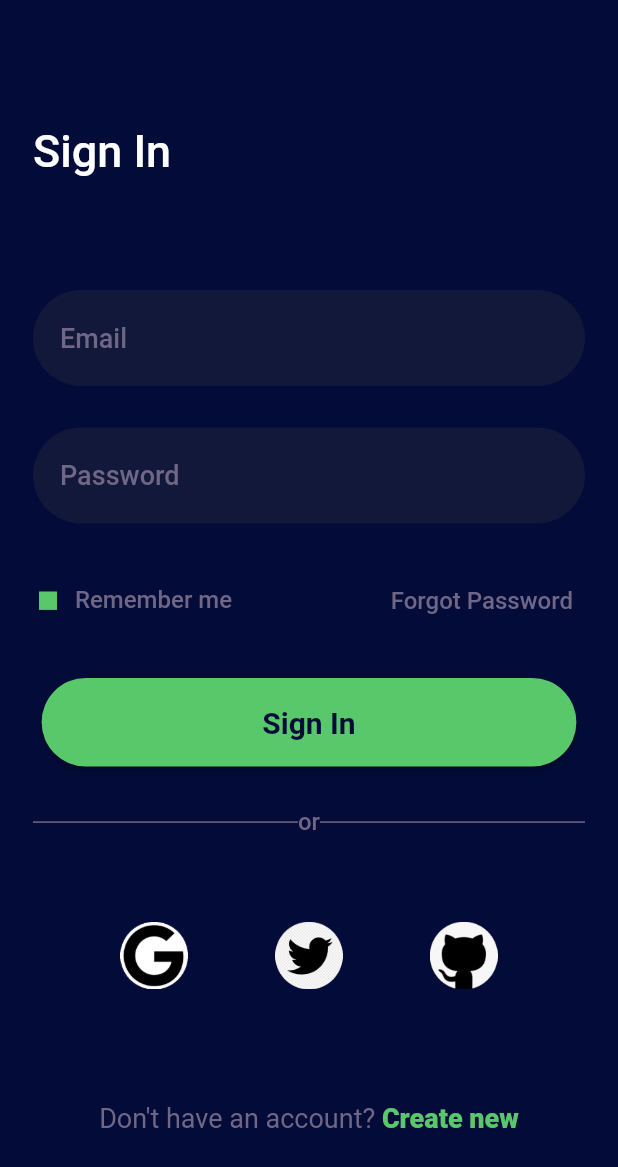
After one commit to Clueless-Community/Spectrum-UI, a Flutter app: the screen it shows after launch, after a tap on "Sign Up", on a phone screen of 412 x 824 dp. The commit adds this screen. Shown: the top 1167 px of the screen. Run offline on Flutter 3.47's test engine with Material 2 defaults, Android fonts, the phone set to English and light mode, and no system bars.

Commit message:
Sign-Up-UI

```diff
--- /dev/null
+++ b/lib/UI_Pages/signUpScreen_AnukirtiYadav/screens/signUp_screen.dart
@@ -0,0 +1,170 @@
+// ignore_for_file: file_names
+
+import 'package:flutter/material.dart';
+import 'package:flutter_ui/UI_Pages/signUpScreen_AnukirtiYadav/widgets/checkbox_widget.dart';
+import 'package:flutter_ui/UI_Pages/signUpScreen_AnukirtiYadav/widgets/textFormField_widget.dart';
+
+class SignUpScreen extends StatefulWidget {
+  const SignUpScreen({super.key});
+
+  @override
+  State<SignUpScreen> createState() => _SignUpScreenState();
+}
+
+class _SignUpScreenState extends State<SignUpScreen> {
+  String? _value;
+  @override
+  Widget build(BuildContext context) {
+    return Scaffold(
+      backgroundColor: const Color.fromARGB(255, 3, 11, 57),
+      body: Container(
+        margin: const EdgeInsets.all(12),
+        padding: const EdgeInsets.all(10),
+        child: Column(
+          mainAxisAlignment: MainAxisAlignment.spaceAround,
+          crossAxisAlignment: CrossAxisAlignment.start,
+          children: [
+            const SizedBox(
+              height: 20,
+            ),
+            const Text(
+              'Sign In',
+              style: TextStyle(
+                color: Colors.white,
+                fontWeight: FontWeight.w500,
+                fontSize: 30,
+              ),
+            ),
+            const SizedBox(
+              height: 20,
+            ),
+            const TextFormFieldWidget(
+              hintText: 'Email',
+            ),
+            const TextFormFieldWidget(
+              hintText: 'Password',
+            ),
+            Row(
+              mainAxisAlignment: MainAxisAlignment.spaceBetween,
+              children: [
+                CheckBoxWidget(
+                    text: 'Remember me',
+                    value: 'YES',
+                    groupValue: _value,
+                    onChanged: (String value) {}),
+                TextButton(
+                  onPressed: () {},
+                  child: const Text(
+                    'Forgot Password',
+                    style: TextStyle(
+                      color: Color.fromARGB(255, 112, 102, 134),
+                      fontWeight: FontWeight.w500,
+                      fontSize: 16,
+                    ),
+                  ),
+                ),
+              ],
+            ),
+            Center(
+              child: ElevatedButton(
+                onPressed: () {},
+                style: ElevatedButton.styleFrom(
+                  shape: RoundedRectangleBorder(
+                    borderRadius: BorderRadius.circular(30),
+                  ),
+                  backgroundColor: const Color.fromARGB(255, 89, 200, 106),
+                  padding: EdgeInsets.symmetric(
+                    horizontal: MediaQuery.of(context).size.width / 2.8,
+                    vertical: 18,
+                  ),
+                  textStyle: const TextStyle(
+                    fontSize: 20,
+                    fontWeight: FontWeight.bold,
+                  ),
+                ),
+                child: const Text(
+                  'Sign In',
+                  style: TextStyle(color: Color.fromARGB(255, 3, 11, 57)),
+                ),
+              ),
+            ),
+            Row(
+              children: const [
+                Expanded(
+                  child: Divider(
+                    thickness: 1,
+                    color: Color.fromARGB(255, 112, 102, 134),
+                  ),
+                ),
+                Text(
+                  'or',
+                  style: TextStyle(
+                    color: Color.fromARGB(255, 112, 102, 134),
+                    fontWeight: FontWeight.w500,
+                    fontSize: 16,
+                  ),
+                ),
+                Expanded(
+                  child: Divider(
+                    thickness: 1,
+                    color: Color.fromARGB(255, 112, 102, 134),
+                  ),
+                ),
+              ],
+            ),
+            const SizedBox(
+              height: 2,
+            ),
+            Row(
+              mainAxisAlignment: MainAxisAlignment.spaceEvenly,
+              children: [
+                Image.asset(
+                  'assets/signUpImages_AnukirtiYadav/google-img.png',
+                  height: 45,
+                  width: 45,
+                ),
+                Image.asset(
+                  'assets/signUpImages_AnukirtiYadav/twitter-img.png',
+                  height: 45,
+                  width: 45,
+                ),
+                Image.asset(
+                  'assets/signUpImages_AnukirtiYadav/github-img.png',
+                  height: 45,
+                  width: 45,
+                ),
+              ],
+            ),
+            const SizedBox(
+              height: 20,
+            ),
+            Row(
+              mainAxisAlignment: MainAxisAlignment.center,
+              children: const [
+                Text(
+                  'Don\'t have an account? ',
+                  style: TextStyle(
+                    color: Color.fromARGB(255, 112, 102, 134),
+                    fontWeight: FontWeight.w400,
+                    fontSize: 18,
+                  ),
+                ),
+                Text(
+                  'Create new',
+                  style: TextStyle(
+                    color: Color.fromARGB(255, 89, 200, 106),
+                    fontWeight: FontWeight.w800,
+                    fontSize: 18,
+                  ),
+                ),
+              ],
+            ),
+            const SizedBox(
+              height: 5,
+            ),
+          ],
+        ),
+      ),
+    );
+  }
+}
--- /dev/null
+++ b/lib/UI_Pages/signUpScreen_AnukirtiYadav/widgets/checkbox_widget.dart
@@ -0,0 +1,58 @@
+import 'package:flutter/material.dart';
+
+class CheckBoxWidget<T> extends StatelessWidget {
+  const CheckBoxWidget({
+    Key? key,
+    required this.text,
+    this.value,
+    this.onChanged,
+    this.groupValue,
+  }) : super(key: key);
+
+  final String text;
+  final T? value;
+  final String? groupValue;
+  final ValueChanged<T>? onChanged;
+
+  @override
+  Widget build(BuildContext context) {
+    return GestureDetector(
+      onTap: () {
+        onChanged!(value as T);
+      },
+      child: Row(
+        crossAxisAlignment: CrossAxisAlignment.start,
+        children: [
+          Container(
+            margin: const EdgeInsets.all(4),
+            height: 12,
+            width: 12,
+            color: value != groupValue
+                ? const Color.fromARGB(255, 89, 200, 106)
+                : Colors.grey,
+            child: Center(
+              child: Container(
+                height: 12,
+                width: 12,
+                color: value != groupValue
+                    ? const Color.fromARGB(255, 89, 200, 106)
+                    : Colors.grey,
+              ),
+            ),
+          ),
+          const SizedBox(
+            width: 8,
+          ),
+          Text(
+            text,
+            style: const TextStyle(
+              color: Color.fromARGB(255, 112, 102, 134),
+              fontSize: 16,
+              fontWeight: FontWeight.w500,
+            ),
+          ),
+        ],
+      ),
+    );
+  }
+}
--- /dev/null
+++ b/lib/UI_Pages/signUpScreen_AnukirtiYadav/widgets/textFormField_widget.dart
@@ -0,0 +1,47 @@
+// ignore_for_file: file_names
+
+import 'package:flutter/material.dart';
+
+class TextFormFieldWidget extends StatefulWidget {
+  final String? hintText;
+  const TextFormFieldWidget({
+    super.key,
+    this.hintText,
+  });
+
+  @override
+  State<TextFormFieldWidget> createState() => _TextFormFieldWidgetState();
+}
+
+class _TextFormFieldWidgetState extends State<TextFormFieldWidget> {
+  @override
+  Widget build(BuildContext context) {
+    return Container(
+      padding: const EdgeInsets.symmetric(
+        vertical: 8,
+        horizontal: 18,
+      ),
+      decoration: BoxDecoration(
+        color: const Color.fromARGB(255, 37, 43, 57).withOpacity(0.4),
+        borderRadius: const BorderRadius.only(
+          topLeft: Radius.circular(50.0),
+          topRight: Radius.circular(50.0),
+          bottomLeft: Radius.circular(50.0),
+          bottomRight: Radius.circular(50.0),
+        ),
+      ),
+      child: TextFormField(
+        cursorColor: const Color.fromARGB(255, 112, 102, 134),
+        decoration: InputDecoration(
+          border: InputBorder.none,
+          hintText: widget.hintText,
+          hintStyle: const TextStyle(
+            color: Color.fromARGB(255, 112, 102, 134),
+            fontWeight: FontWeight.w500,
+            fontSize: 18,
+          ),
+        ),
+      ),
+    );
+  }
+}
--- a/lib/screens/ui_collection.dart
+++ b/lib/screens/ui_collection.dart
@@ -1,4 +1,5 @@
 import 'package:flutter/material.dart';
+import 'package:flutter_ui/UI_Pages/signUpScreen_AnukirtiYadav/screens/signUp_screen.dart';
 import 'package:flutter_ui/UI_Pages/testUI/test_screen.dart';
 import '../widgets/heading.dart';
 import '../widgets/screen_display.dart';
@@ -11,22 +12,39 @@ class UiCollection extends StatelessWidget {
   Widget build(BuildContext context) {
     return SingleChildScrollView(
       child: Column(
-        children: const [
-          Heading(
+        children: [
+          const Heading(
             title: "UI Collections",
             count: "2",
           ),
-          SizedBox(
+          const SizedBox(
             height: 20,
           ),
-          SearchBar(),
-          SizedBox(
+          const SearchBar(),
+          const SizedBox(
             height: 20,
           ),
           WidgetButton(
             title: "Login UI",
             subTitle: "Login UI design made by Roshan",
-            screen: Test(),
+            screen: const Test(),
+            onTap: () {
+              Navigator.push(
+                context,
+                MaterialPageRoute(builder: (context) => const Test()),
+              );
+            },
+          ),
+          WidgetButton(
+            title: "Sign Up",
+            subTitle: "A collection of signup page UI",
+            screen: const SignUpScreen(),
+            onTap: () {
+              Navigator.push(
+                context,
+                MaterialPageRoute(builder: (context) => const SignUpScreen()),
+              );
+            },
           ),
         ],
       ),
--- a/lib/widgets/heading.dart
+++ b/lib/widgets/heading.dart
@@ -1,9 +1,9 @@
 import 'package:flutter/material.dart';
 
 class Heading extends StatelessWidget {
-  final title;
-  final count;
-  const Heading({super.key, this.title, this.count});
+  final String title;
+  final dynamic count;
+  const Heading({super.key, required this.title, this.count});
 
   @override
   Widget build(BuildContext context) {
--- a/lib/widgets/screen_display.dart
+++ b/lib/widgets/screen_display.dart
@@ -1,5 +1,4 @@
 import 'package:flutter/material.dart';
-import 'package:flutter_ui/UI_Pages/testUI/test_screen.dart';
 
 class WidgetButton extends StatelessWidget {
   // ignore: prefer_typing_uninitialized_variables
@@ -7,22 +6,19 @@ class WidgetButton extends StatelessWidget {
   // ignore: prefer_typing_uninitialized_variables
   final subTitle;
   final Widget screen;
+  final void Function()? onTap;
   const WidgetButton({
     super.key,
     required this.title,
     required this.subTitle,
     required this.screen,
+    required this.onTap,
   });
 
   @override
   Widget build(BuildContext context) {
     return InkWell(
-      onTap: () {
-        Navigator.push(
-          context,
-          MaterialPageRoute(builder: (context) => const Test()),
-        );
-      },
+      onTap: onTap,
       child: Padding(
         padding: const EdgeInsets.symmetric(horizontal: 16, vertical: 10),
         child: Container(
```
Also changed, not shown: pubspec.yaml (+6 -1 lines), assets/signUpImages_AnukirtiYadav/github-img.png (added), assets/signUpImages_AnukirtiYadav/google-img.png (added), assets/signUpImages_AnukirtiYadav/twitter-img.png (added), pubspec.lock.
